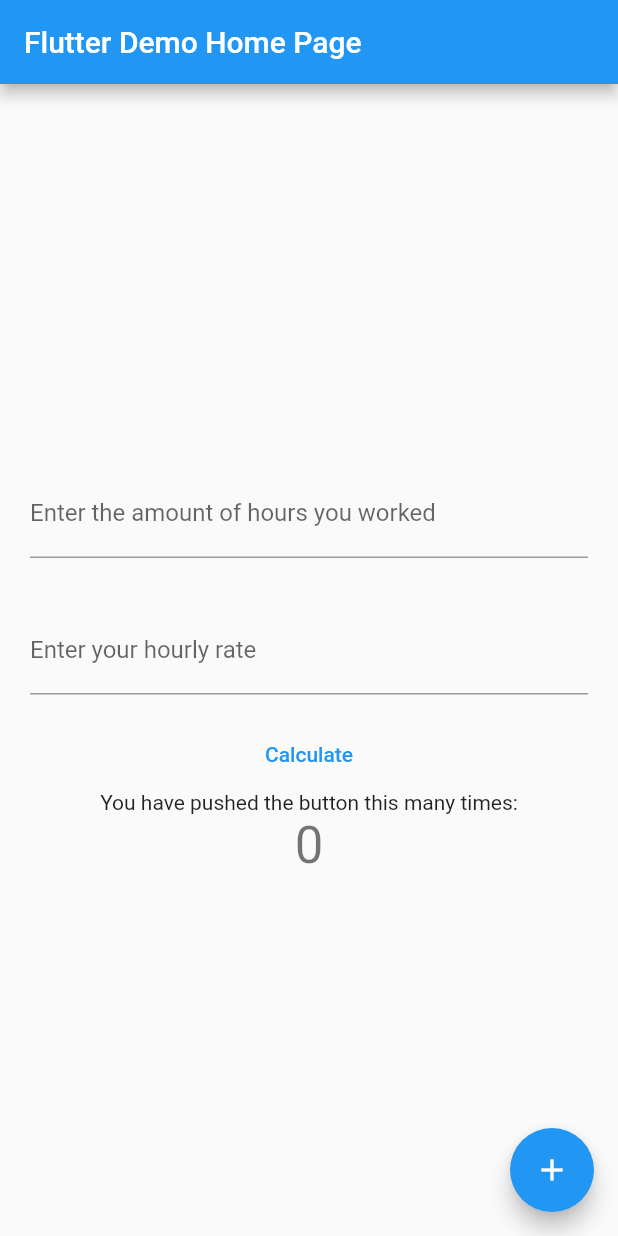
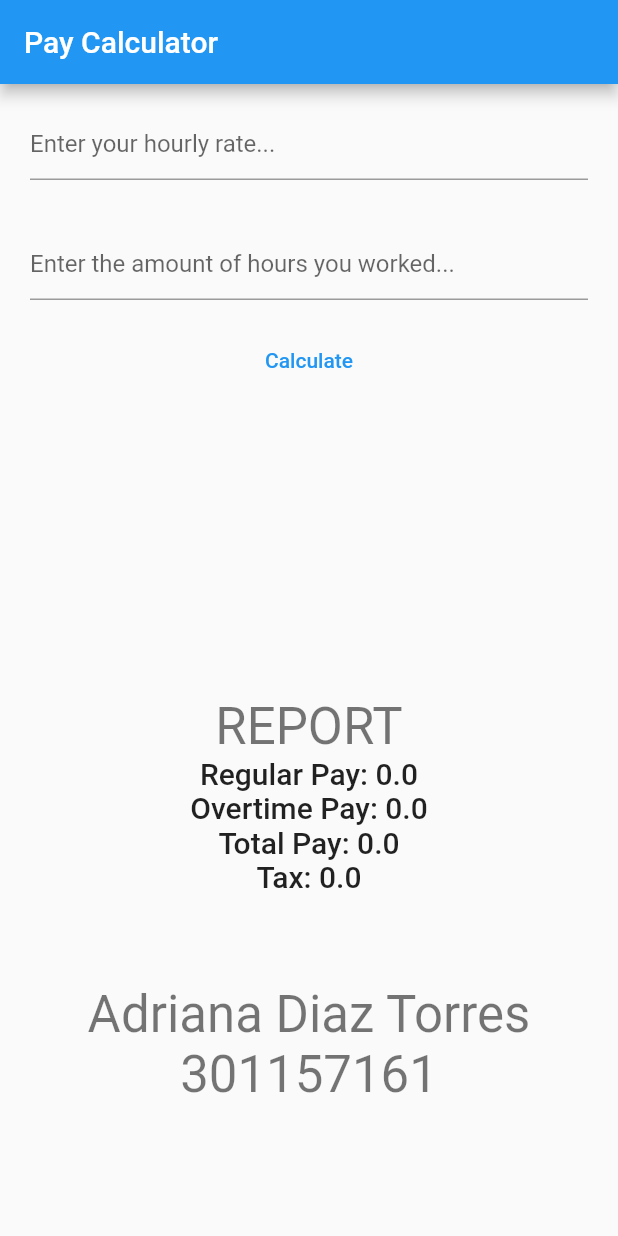
Before and after one commit to adry9204/pay_calculator, a Flutter app: the MyHomePage screen opened directly, after a tap on "Calculate", on a phone screen of 412 x 824 dp. Run offline on Flutter 3.47's test engine with Material 2 defaults, Android fonts, the phone set to English and light mode, and no system bars.

Commit message:
All visual components added

```diff
--- a/lib/main.dart
+++ b/lib/main.dart
@@ -24,7 +24,7 @@ class MyApp extends StatelessWidget {
         // is not restarted.
         primarySwatch: Colors.blue,
       ),
-      home: const MyHomePage(title: 'Flutter Demo Home Page'),
+      home: const MyHomePage(title: 'Pay Calculator'),
     );
   }
 }
@@ -49,8 +49,25 @@ class MyHomePage extends StatefulWidget {
 
 class _MyHomePageState extends State<MyHomePage> {
   int _counter = 0;
+  double? _rate = 0;
+  double? _hours = 0;
+  double? _regular = 0;
+  double? _extra = 0;
+  double? _total = 0;
+  double? _tax = 0;
 
-  void _incrementCounter() {
+  //creating a controller to retrieve data from the Rate Text Field
+  final hoursController = TextEditingController();
+
+  //creating a controller to retrieve data from the Rate Text Field
+  final rateController = TextEditingController();
+  @override
+  void dispose() {
+    rateController.dispose();
+    super.dispose();
+  }
+
+  void _calculatePay() {
     setState(() {
       // This call to setState tells the Flutter framework that something has
       // changed in this State, which causes it to rerun the build method below
@@ -58,6 +75,21 @@ class _MyHomePageState extends State<MyHomePage> {
       // _counter without calling setState(), then the build method would not be
       // called again, and so nothing would appear to happen.
       _counter++;
+      _rate = double.tryParse(rateController.text);
+      _hours = double.tryParse(hoursController.text);
+
+      if (_rate != null && _hours != null) {
+        if (_hours! >= 40) {
+          _regular = _rate! * 40;
+          _extra = (_hours! - 40) * (_rate! * 1.5);
+          _total = _regular! + _extra!;
+        } else {
+          _regular = _rate! * _hours!;
+          _extra = 0;
+          _total = _regular!;
+        }
+        _tax = _total! * 0.18;
+      }
     });
   }
 
@@ -93,48 +125,71 @@ class _MyHomePageState extends State<MyHomePage> {
           // center the children vertically; the main axis here is the vertical
           // axis because Columns are vertical (the cross axis would be
           // horizontal).
-          mainAxisAlignment: MainAxisAlignment.center,
+          mainAxisAlignment: MainAxisAlignment.start,
           children: <Widget>[
             Padding(
               padding: const EdgeInsets.symmetric(horizontal: 20, vertical: 16),
-              child: TextFormField(
-                decoration: const InputDecoration(
-                  border: UnderlineInputBorder(),
-                  labelText: 'Enter the amount of hours you worked',
+              child: TextField(
+                controller: rateController,
+                decoration: InputDecoration(
+                  hintText: 'Enter your hourly rate...',
                 ),
               ),
             ),
             Padding(
               padding: const EdgeInsets.symmetric(horizontal: 20, vertical: 16),
-              child: TextFormField(
-                decoration: const InputDecoration(
-                  border: UnderlineInputBorder(),
-                  labelText: 'Enter your hourly rate',
-                ),
+              child: TextField(
+                controller: hoursController,
+                decoration: InputDecoration(
+                    hintText: 'Enter the amount of hours you worked...'),
               ),
             ),
             TextButton(
               style: ButtonStyle(
                 foregroundColor: MaterialStateProperty.all<Color>(Colors.blue),
               ),
-              onPressed: () {},
+              onPressed: _calculatePay,
               child: Text('Calculate'),
             ),
-            const Text(
-              'You have pushed the button this many times:',
+            Padding(
+              padding:
+                  const EdgeInsets.symmetric(horizontal: 20, vertical: 100),
             ),
             Text(
-              '$_counter',
+              'REPORT',
+              style: Theme.of(context).textTheme.headline4,
+              textAlign: TextAlign.left,
+            ),
+            Text(
+              'Regular Pay: ' + _regular.toString(),
+              style: Theme.of(context).textTheme.headline6,
+            ),
+            Text(
+              'Overtime Pay: ' + _extra.toString(),
+              style: Theme.of(context).textTheme.headline6,
+            ),
+            Text(
+              'Total Pay: ' + _total.toString(),
+              style: Theme.of(context).textTheme.headline6,
+            ),
+            Text(
+              'Tax: ' + _tax.toString(),
+              style: Theme.of(context).textTheme.headline6,
+            ),
+            Padding(
+              padding: const EdgeInsets.symmetric(horizontal: 20, vertical: 30),
+            ),
+            Text(
+              'Adriana Diaz Torres',
+              style: Theme.of(context).textTheme.headline4,
+            ),
+            Text(
+              '301157161',
               style: Theme.of(context).textTheme.headline4,
             ),
           ],
         ),
       ),
-      floatingActionButton: FloatingActionButton(
-        onPressed: _incrementCounter,
-        tooltip: 'Increment',
-        child: const Icon(Icons.add),
-      ), // This trailing comma makes auto-formatting nicer for build methods.
     );
   }
 }
```
